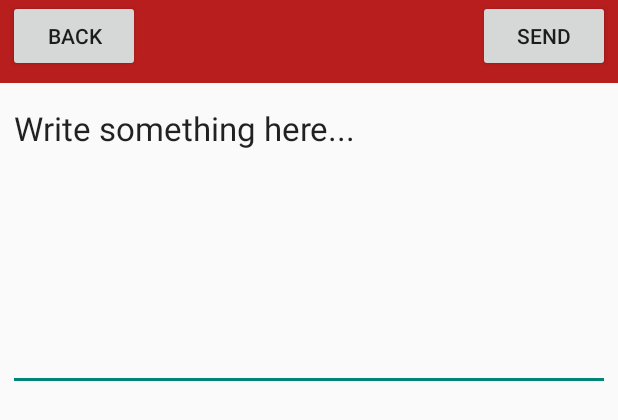
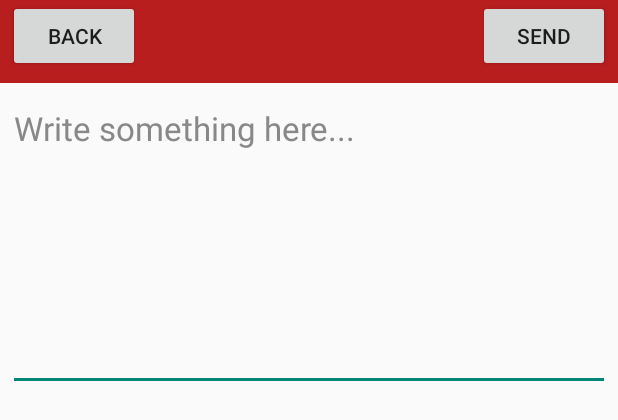
Before and after one commit to sephirot47/LOUDSPEAKER, an Android app: the layout writing_feed.xml on its own in the app's theme, with its tools: preview values and no code run, on a phone screen of 412 x 824 dp. Shown: the top 420 px of the screen. Run offline under Robolectric (Android 15) with nearby library versions, the phone set to English and light mode, and no system bars.

Commit message:
writing text hint works

```diff
--- a/app/src/main/res/layout/writing_feed.xml
+++ b/app/src/main/res/layout/writing_feed.xml
@@ -36,7 +36,6 @@
             android:layout_width="wrap_content"
             android:layout_height="200dp"
             android:textAppearance="?android:attr/textAppearanceLarge"
-            android:text="Write something here..."
             android:id="@+id/msgTextWriting"
             android:layout_alignParentRight="true"
             android:layout_alignParentEnd="true"
@@ -46,6 +45,7 @@
             android:maxLines="10"
             android:layout_margin="5dp"
             android:gravity="top"
+            android:hint="Write something here..."
             android:textColorHint="#FF888888" />
 
     </RelativeLayout>
```
